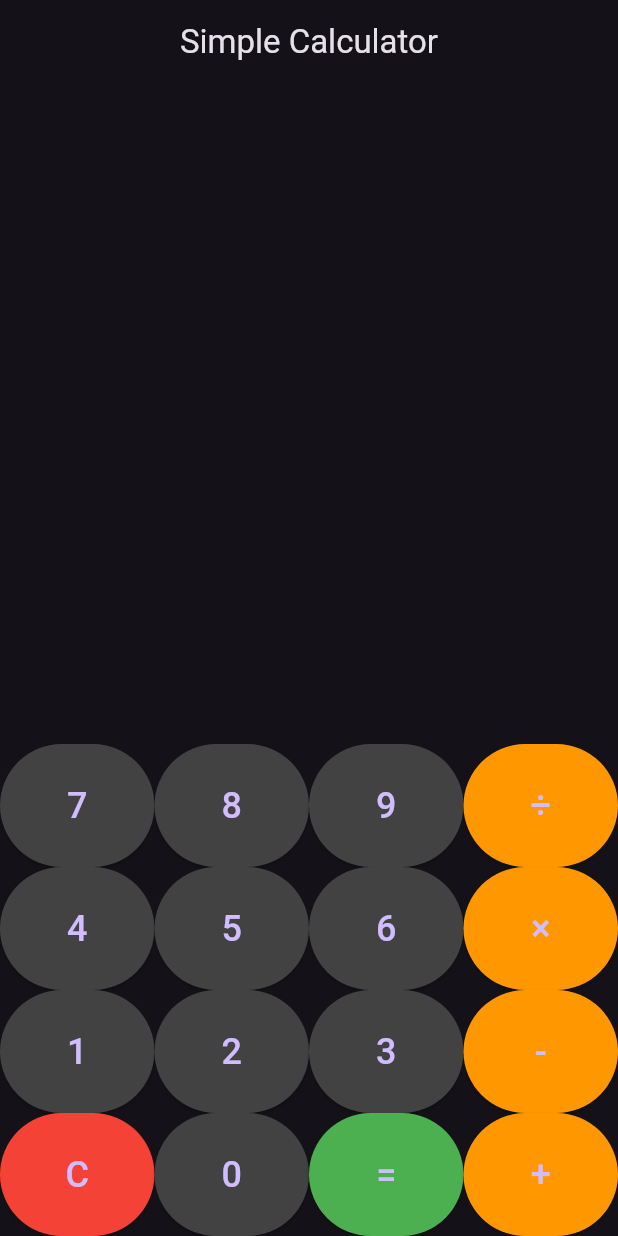
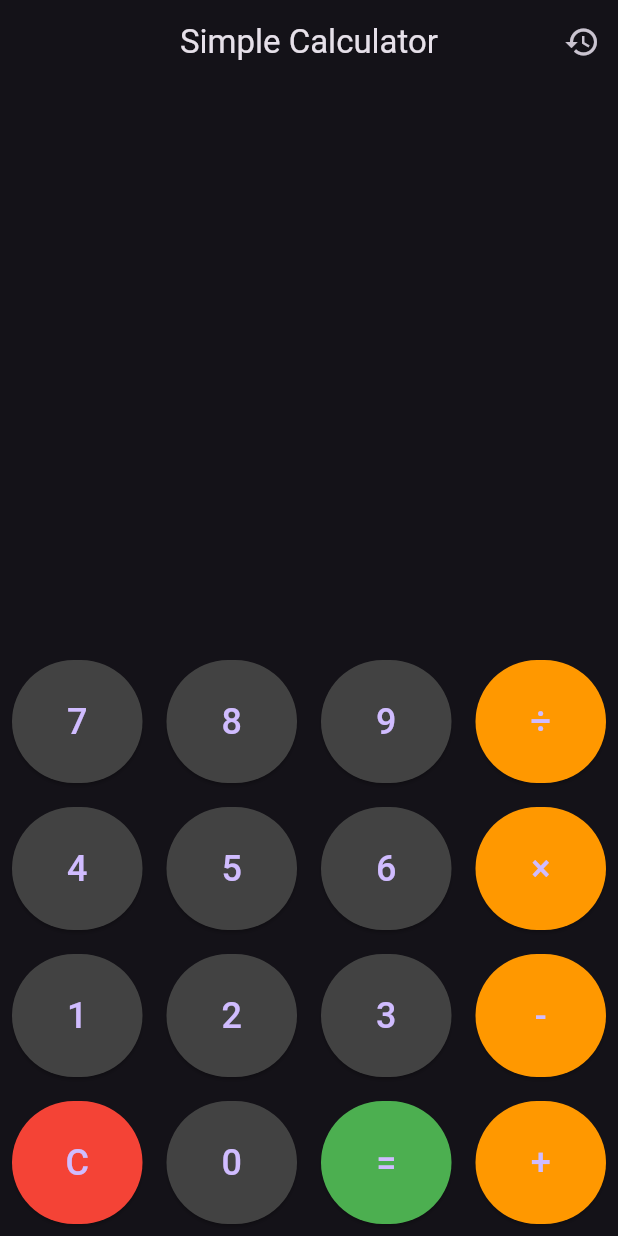
Before and after one commit to ShivamMishra0108/flutter---calculator, a Flutter app: the screen it shows after launch, on a phone screen of 412 x 824 dp. Run offline on Flutter 3.47's test engine with Material 3 defaults, Android fonts, the phone set to English and light mode, and no system bars.

Commit message:
Initial commit

```diff
--- a/lib/main.dart
+++ b/lib/main.dart
@@ -73,6 +73,8 @@ class _CalculatorPageState extends State<CalculatorPage> {
 
   Widget _buildButton(String text, {Color? color}) {
     return Expanded(
+      child: Padding(
+        padding: const EdgeInsets.all(8.0),
         child: ElevatedButton(
           onPressed: () => _onButtonPressed(text),
           style: ElevatedButton.styleFrom(
@@ -81,13 +83,26 @@ class _CalculatorPageState extends State<CalculatorPage> {
           ),
           child: Text(text, style: TextStyle(fontSize: 24)),
         ),
+      ),
     );
   }
 
   @override
   Widget build(BuildContext context) {
     return Scaffold(
-      appBar: AppBar(title: Text('Simple Calculator'), centerTitle: true),
+      appBar: AppBar(
+  title: Text('Simple Calculator'),
+  centerTitle: true,
+  actions: [
+    IconButton(
+      icon: Icon(Icons.history),
+      onPressed: () {
+        // _showHistory();
+      },
+    ),
+  ],
+),
+
       body: Column(
         children: [
           Expanded(
```
Lines whose indentation alone changed are shown as unchanged.
